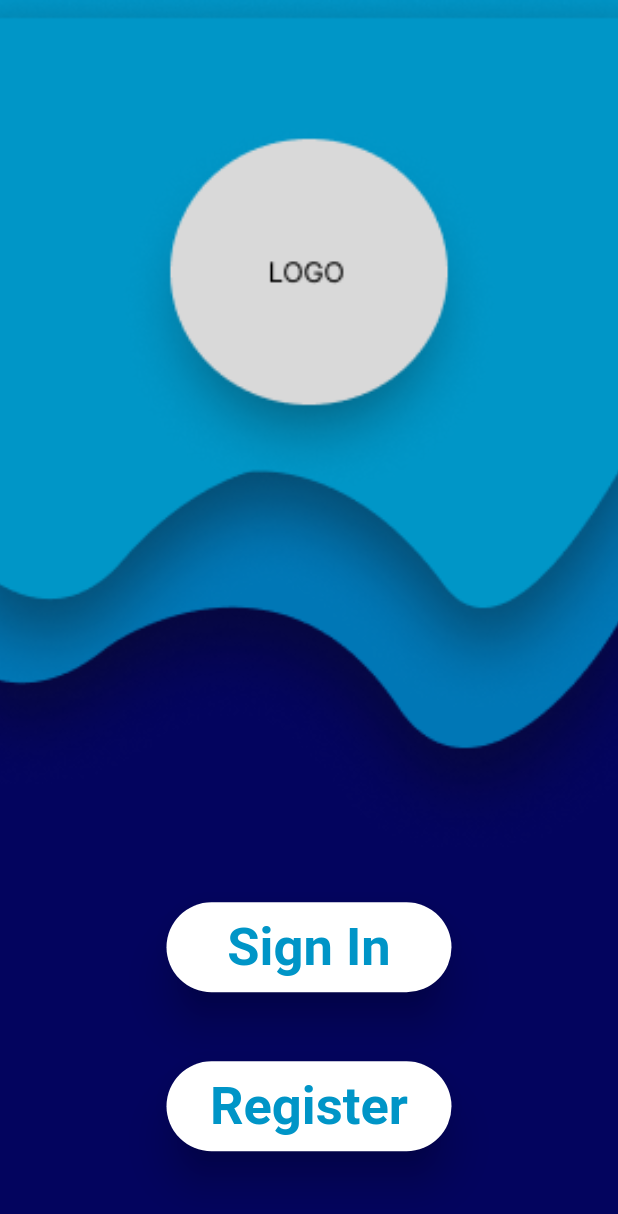
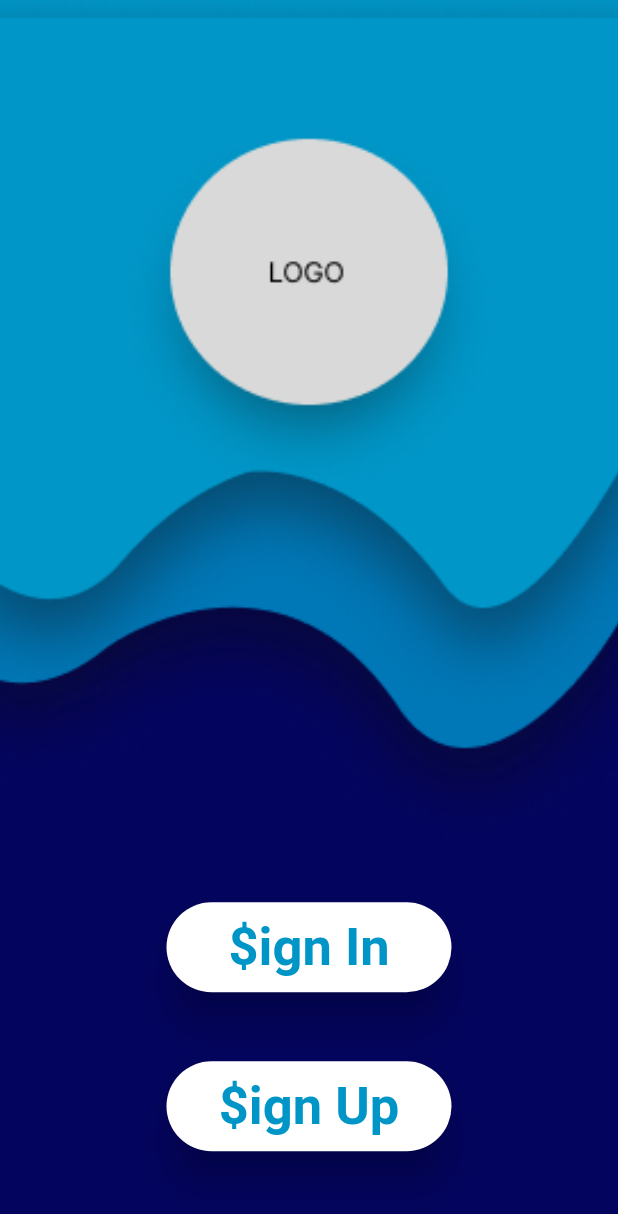
Before and after one commit to jovanoski05/banking4students, a Flutter app: the screen it shows after launch, on a phone screen of 412 x 824 dp. Shown: the top 1214 px of the screen. Run offline on Flutter 3.47's test engine with Material 3 defaults, Android fonts, the phone set to English and light mode, and no system bars.

Commit message:
Change sign in and sign up buttons text

```diff
--- a/flutter-application/banking4students/lib/main.dart
+++ b/flutter-application/banking4students/lib/main.dart
@@ -49,7 +49,7 @@ class MyApp extends StatelessWidget {
                             elevation: 12.0,
                             minimumSize: Size(190, 60),
                             textStyle: TextStyle(color: Colors.black, fontSize: 35.0, fontWeight: FontWeight.bold),),
-                        child: Text('Sign In'),
+                        child: Text('\$ign In'),
                       ),
 
                       SizedBox(height: 25,),
@@ -61,7 +61,7 @@ class MyApp extends StatelessWidget {
                             elevation: 12.0,
                             minimumSize: Size(190, 60),
                             textStyle: const TextStyle(color: Colors.black, fontSize: 35.0, fontWeight: FontWeight.bold)),
-                        child: const Text('Register'),
+                        child: const Text('\$ign Up'),
                       ),
 
                 ],
```
